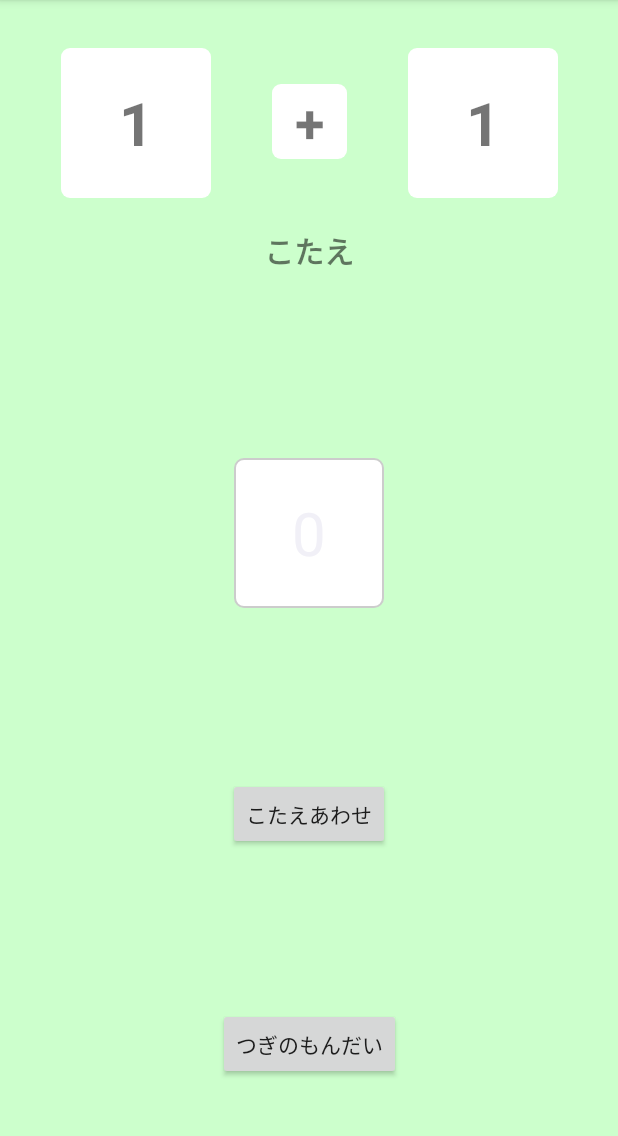
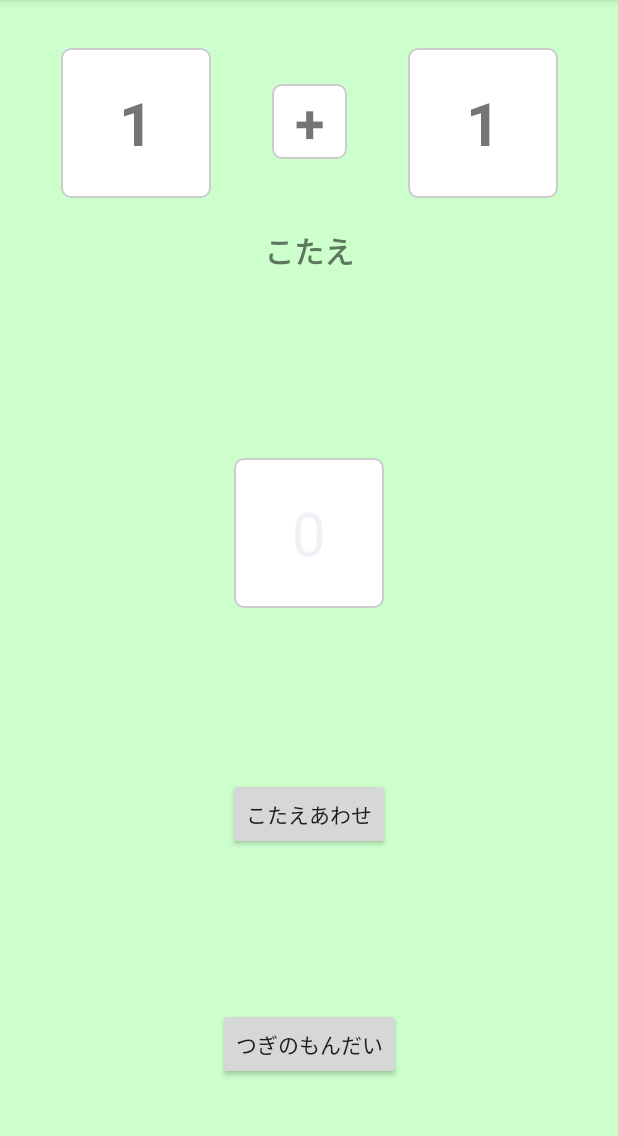
Before and after one commit to genkikanaya/YourStudy, an Android app: the MathActivity screen opened directly, with no data from a screen before it, on a phone screen of 412 x 824 dp, the part 84-1220 px from its top. Run offline under Robolectric (Android 15) with nearby library versions, the phone set to English and light mode, and no system bars.

Commit message:
レイアウトの調整

```diff
--- a/app/src/main/res/drawable/frame_style.xml
+++ b/app/src/main/res/drawable/frame_style.xml
@@ -1,7 +1,31 @@
 <?xml version="1.0" encoding="utf-8"?>
-<shape xmlns:android="http://schemas.android.com/apk/res/android"
-    android:shape="rectangle">
-    <solid android:color="#ffffff" />
-    <corners android:radius="6dp" />
+<selector xmlns:tools="http://schemas.android.com/tools" xmlns:android="http://schemas.android.com/apk/res/android">
+    <item>
+        <shape>
+            <solid android:color="#ffffff"/>
+            //四隅の角を丸くする
+            <corners
+                    android:topRightRadius="6dp"
+                    android:bottomRightRadius="6dp"
+                    android:bottomLeftRadius="6dp"
+                    android:topLeftRadius="6dp"/>
+            　　　　　//1dpの枠線をつける
+            <stroke android:width="1dp"
+                    android:color="#ccc"/>
+        </shape>
+    </item>
+    //次に余白をつけたのを重ねる
+    <item android:right="40dp"
+          android:top="1dp"
+          android:left="1dp"
+          android:bottom="1dp" tools:ignore="StateListReachable">
+        <shape>
+            <solid android:color="#fff"/>
+            　　　　//こっちは左にだけ角丸をつけておく
+            <corners
+                    android:bottomLeftRadius="4dp"
+                    android:topLeftRadius="4dp"/>
+        </shape>
+    </item>
 
-</shape>
+</selector>
--- a/app/src/main/res/layout/activity_math.xml
+++ b/app/src/main/res/layout/activity_math.xml
@@ -73,6 +73,7 @@
             android:background="@drawable/angle_spinner"
             app:layout_constraintStart_toStartOf="parent" app:layout_constraintEnd_toEndOf="parent"
             android:id="@+id/spinner" android:layout_marginTop="8dp" app:layout_constraintTop_toBottomOf="@+id/answer"
-            android:layout_marginBottom="8dp" app:layout_constraintBottom_toTopOf="@+id/checkButton"/>
+            android:layout_marginBottom="8dp" app:layout_constraintBottom_toTopOf="@+id/checkButton"
+    />
 
 </android.support.constraint.ConstraintLayout>
```
